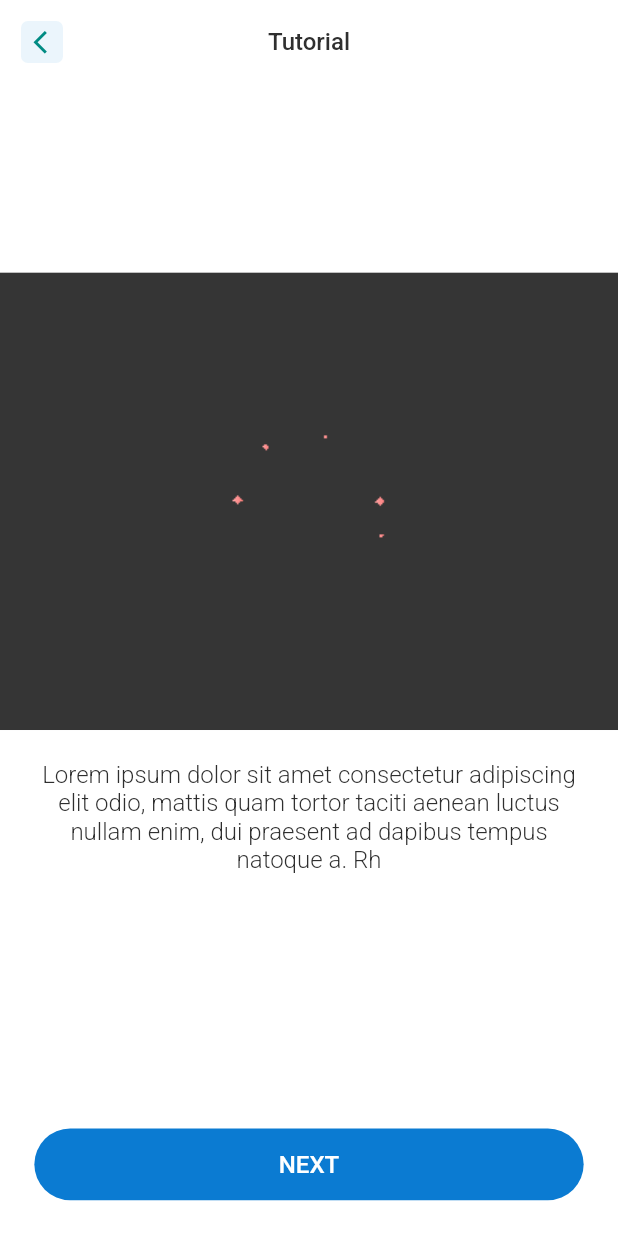
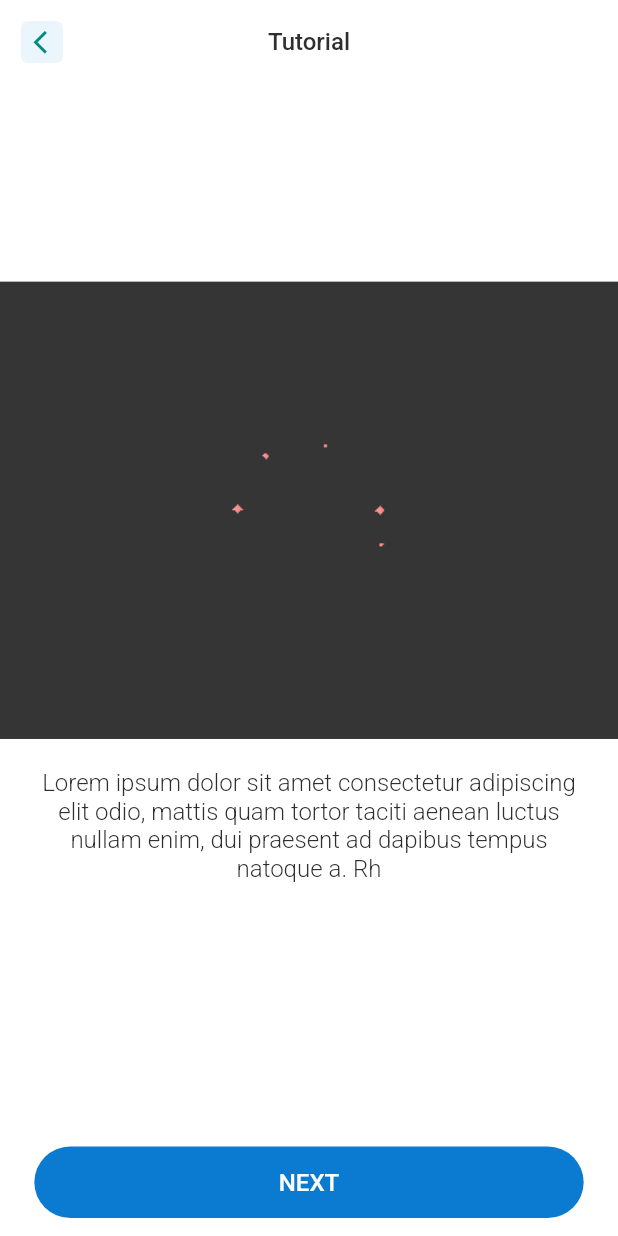
Before and after one commit to HammadAhmedSherazi/push_price_user, a Flutter app: the screen it shows after launch, after a tap on "GET STARTED", after a tap on "Spanish", after a tap on "SKIP", on a phone screen of 412 x 824 dp. Run offline on Flutter 3.47's test engine with Material 3 defaults, Android fonts, the light colour scheme and no system bars; our stand-ins replace cached_network_image, flutter_otp_text_field, flutter_rating_bar, flutter_screenutil, flutter_svg, image_picker; missing offline and left inert: flutter_stripe; project files that could hold a hidden picture were left out.

```diff
--- a/lib/main.dart
+++ b/lib/main.dart
@@ -21,12 +21,23 @@ class MyApp extends StatelessWidget {
 
       // Use builder only if you need to use library outside ScreenUtilInit context
       builder: (_ , child) {
-        return MaterialApp(
-          navigatorKey: AppRouter.navKey,
-          debugShowCheckedModeBanner: false,
-          title: 'Push Price',
-          theme: AppTheme.lightTheme,
-          home: child,
+        return Container(
+          color: Colors.white,
+          child: SafeArea(
+            top: false,
+            // bottom: false,
+            // maintainBottomViewPadding: true,
+            minimum: EdgeInsets.only(
+              bottom: MediaQuery.of(context).padding.bottom
+            ),
+            child: MaterialApp(
+              navigatorKey: AppRouter.navKey,
+              debugShowCheckedModeBanner: false,
+              title: 'Push Price',
+              theme: AppTheme.lightTheme,
+              home: child,
+            ),
+          ),
         );
       },
       useInheritedMediaQuery: true,
--- a/lib/views/onboarding/onboarding_view.dart
+++ b/lib/views/onboarding/onboarding_view.dart
@@ -63,10 +63,7 @@ _opacity = Tween<double>(begin: 0, end: 1).animate(
     return Scaffold(
 
       body: Container(
-        padding: EdgeInsets.symmetric(
-          vertical: 50.r,
-          horizontal: AppTheme.horizontalPadding
-        ),
+        padding: EdgeInsets.fromLTRB(AppTheme.horizontalPadding, 50.r, AppTheme.horizontalPadding, 10.r),
         width: double.infinity,
         height: double.infinity,
         child: Column(
--- a/lib/widget/custom_screen_template.dart
+++ b/lib/widget/custom_screen_template.dart
@@ -15,14 +15,12 @@ class CustomScreenTemplate extends StatelessWidget {
 
   @override
   Widget build(BuildContext context) {
-    return Container(
-      color: Colors.white,
-      child: SafeArea(
+    return SafeArea(
       top: false,
       bottom: false,
       // maintainBottomViewPadding: true,
       minimum: EdgeInsets.only(
-          bottom: 20.h
+        bottom: 10.h
       ),
       child: Scaffold(
         // bottomSheet: (showBottomButton ?? false)? customBottomWidget ?? Padding(padding: EdgeInsets.all(AppTheme.horizontalPadding), child: CustomButtonWidget(title: bottomButtonText ?? "", onPressed: onButtonTap),) : null,
@@ -56,7 +54,6 @@ class CustomScreenTemplate extends StatelessWidget {
           ],
         ),
       ),
-      ),
     );
   }
 }
```
Also changed, not shown: 2 other files. Lines whose indentation alone changed are shown as unchanged.
